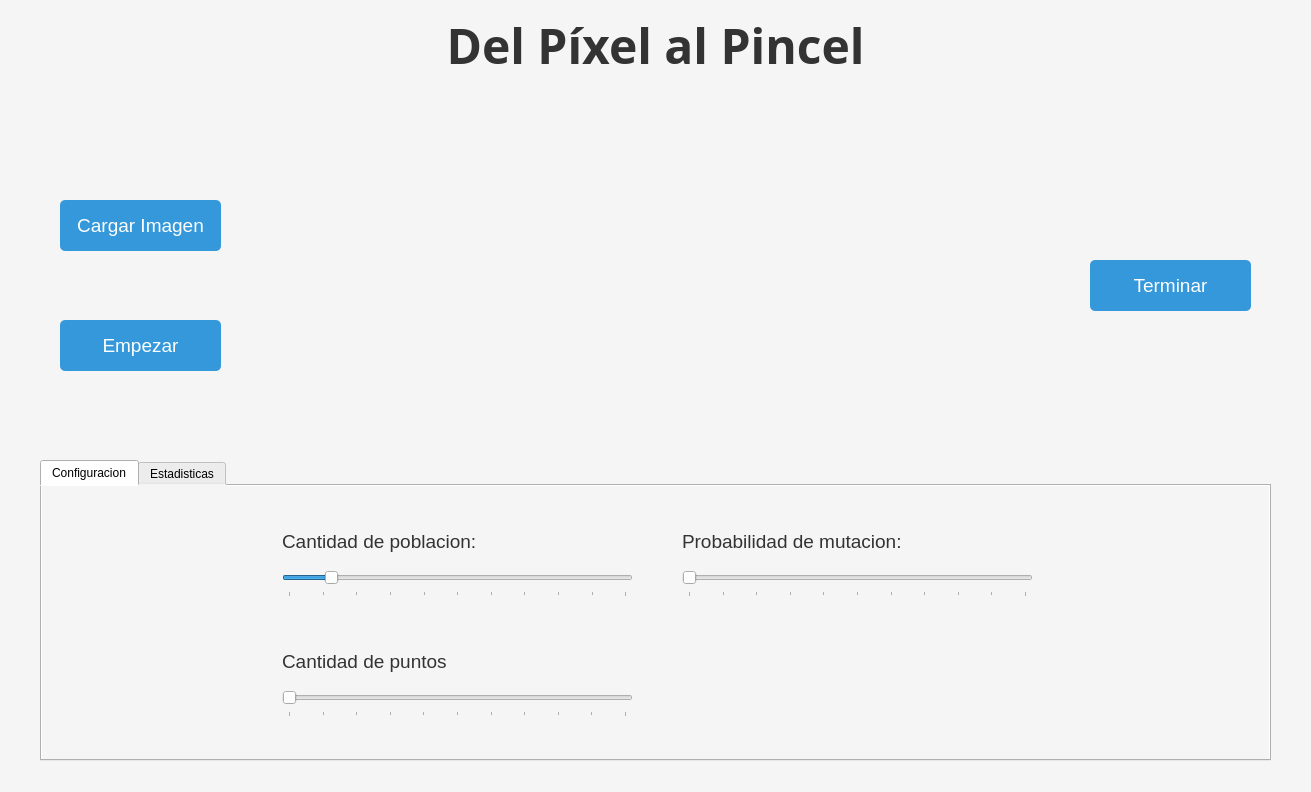
Davidachoy/PixelToMasterpiece, file ui/main_window.ui: the form before one commit.
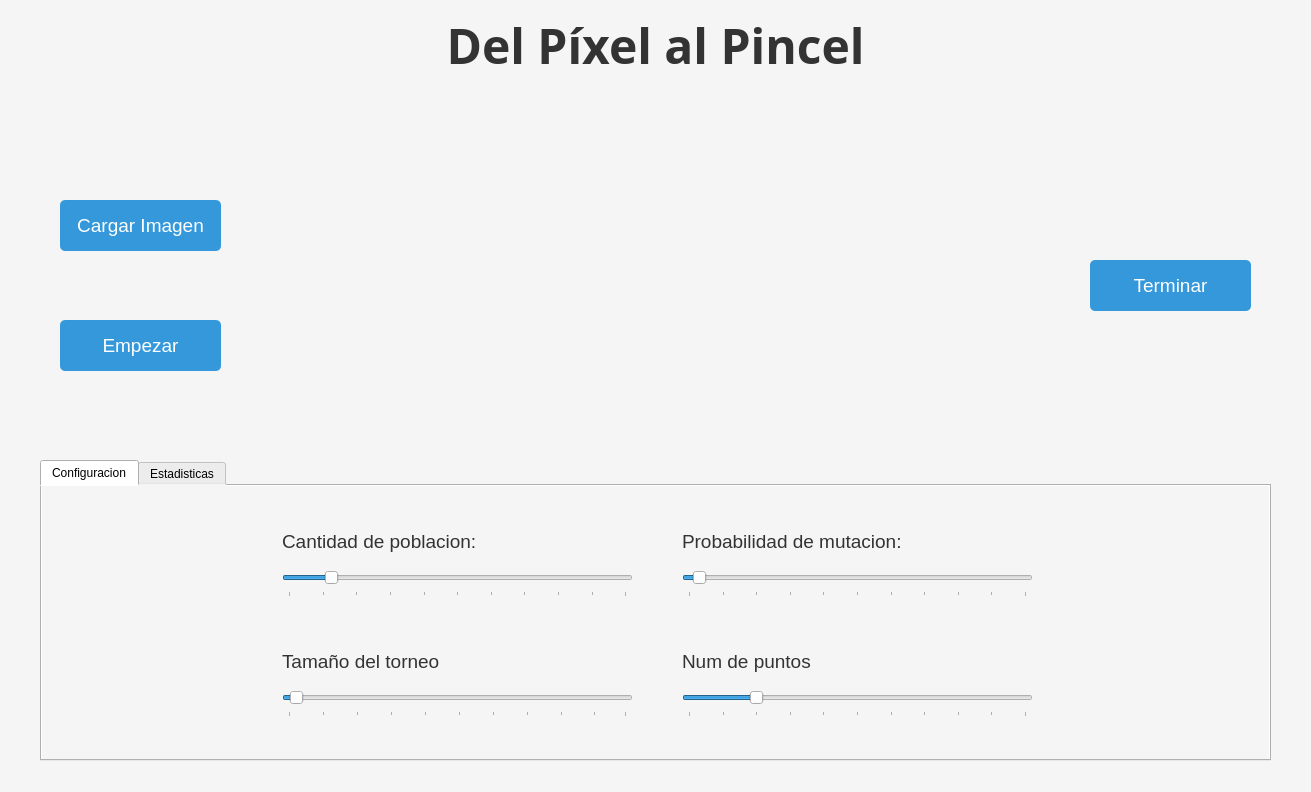
The form after the commit. The open tabs and pages were chosen to show the change. Icons and pictures are not drawn.

Patch:
```diff
--- a/ui/main_window.ui
+++ b/ui/main_window.ui
@@ -113,8 +113,14 @@
        <height>31</height>
       </rect>
      </property>
+     <property name="minimum">
+      <number>1</number>
+     </property>
      <property name="maximum">
-      <number>1000</number>
+      <number>100</number>
+     </property>
+     <property name="value">
+      <number>3</number>
      </property>
      <property name="tracking">
       <bool>true</bool>
@@ -126,7 +132,7 @@
       <enum>QSlider::TicksBelow</enum>
      </property>
      <property name="tickInterval">
-      <number>100</number>
+      <number>10</number>
      </property>
     </widget>
     <widget class="QLabel" name="label_2">
@@ -162,7 +168,7 @@
       </font>
      </property>
      <property name="text">
-      <string>Cantidad de puntos</string>
+      <string>Tamaño del torneo</string>
      </property>
     </widget>
     <widget class="QLabel" name="label_3">
@@ -192,8 +198,14 @@
        <height>31</height>
       </rect>
      </property>
+     <property name="minimum">
+      <number>0</number>
+     </property>
      <property name="maximum">
-      <number>1000</number>
+      <number>100</number>
+     </property>
+     <property name="value">
+      <number>3</number>
      </property>
      <property name="tracking">
       <bool>true</bool>
@@ -205,7 +217,7 @@
       <enum>QSlider::TicksBelow</enum>
      </property>
      <property name="tickInterval">
-      <number>100</number>
+      <number>10</number>
      </property>
     </widget>
     <widget class="QLabel" name="label_5">
@@ -271,6 +283,79 @@
       <set>Qt::AlignRight|Qt::AlignTrailing|Qt::AlignVCenter</set>
      </property>
     </widget>
+    <widget class="QLabel" name="label_4">
+     <property name="geometry">
+      <rect>
+       <x>640</x>
+       <y>160</y>
+       <width>171</width>
+       <height>31</height>
+      </rect>
+     </property>
+     <property name="font">
+      <font>
+       <pointsize>14</pointsize>
+      </font>
+     </property>
+     <property name="text">
+      <string>Num de puntos</string>
+     </property>
+    </widget>
+    <widget class="QLabel" name="label_8">
+     <property name="geometry">
+      <rect>
+       <x>870</x>
+       <y>170</y>
+       <width>121</width>
+       <height>31</height>
+      </rect>
+     </property>
+     <property name="font">
+      <font>
+       <pointsize>14</pointsize>
+      </font>
+     </property>
+     <property name="text">
+      <string/>
+     </property>
+     <property name="alignment">
+      <set>Qt::AlignRight|Qt::AlignTrailing|Qt::AlignVCenter</set>
+     </property>
+    </widget>
+    <widget class="QSlider" name="horizontalSlider_4">
+     <property name="geometry">
+      <rect>
+       <x>640</x>
+       <y>200</y>
+       <width>351</width>
+       <height>31</height>
+      </rect>
+     </property>
+     <property name="minimum">
+      <number>1</number>
+     </property>
+     <property name="maximum">
+      <number>5000</number>
+     </property>
+     <property name="pageStep">
+      <number>500</number>
+     </property>
+     <property name="value">
+      <number>1000</number>
+     </property>
+     <property name="tracking">
+      <bool>true</bool>
+     </property>
+     <property name="orientation">
+      <enum>Qt::Horizontal</enum>
+     </property>
+     <property name="tickPosition">
+      <enum>QSlider::TicksBelow</enum>
+     </property>
+     <property name="tickInterval">
+      <number>500</number>
+     </property>
+    </widget>
     <zorder>horizontalSlider_2</zorder>
     <zorder>label_2</zorder>
     <zorder>label</zorder>
```
Left out of the diff: 41 changed lines with no effect on the pictures.
